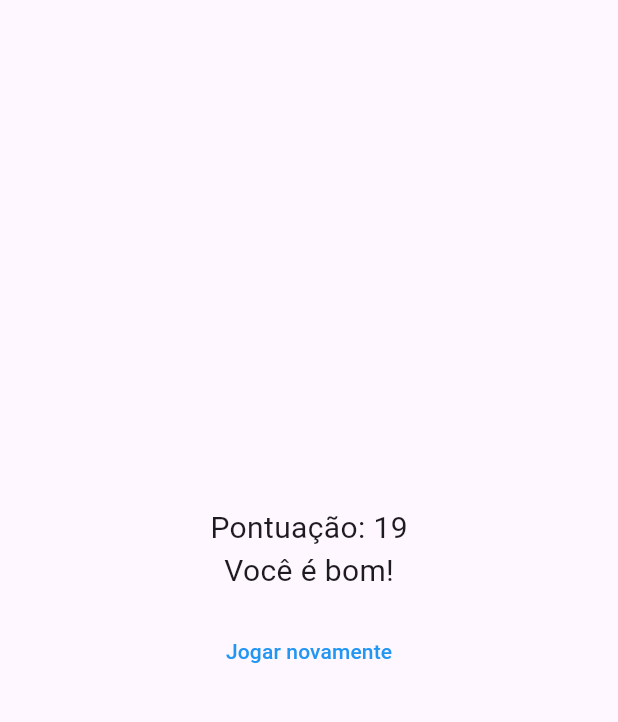
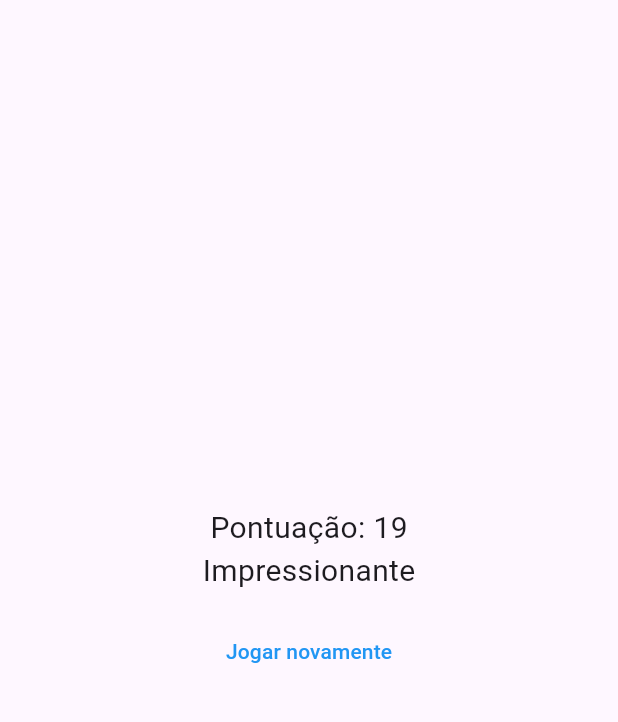
Before and after one commit to leoCardosoDev/flutter_basics, a Flutter app: the screen it shows after launch, after a tap on "Preto", after a tap on "Cobra", after a tap on "Maria", on a phone screen of 412 x 824 dp, the part 63-785 px from its top. Run offline on Flutter 3.47's test engine with Material 3 defaults, Android fonts, the phone set to English and light mode, and no system bars.

Commit message:
chore: final project flutter basics

```diff
--- a/lib/resultado.dart
+++ b/lib/resultado.dart
@@ -11,7 +11,7 @@ class Resultado extends StatelessWidget {
     } else if (pontuacao < 16) {
       return 'Você é bom!';
     } else if (pontuacao < 20) {
-      return 'Você é bom!';
+      return 'Impressionante';
     } else {
       return 'Você está no nível Jedi';
     }
```
Also changed, not shown: pubspec.lock.
